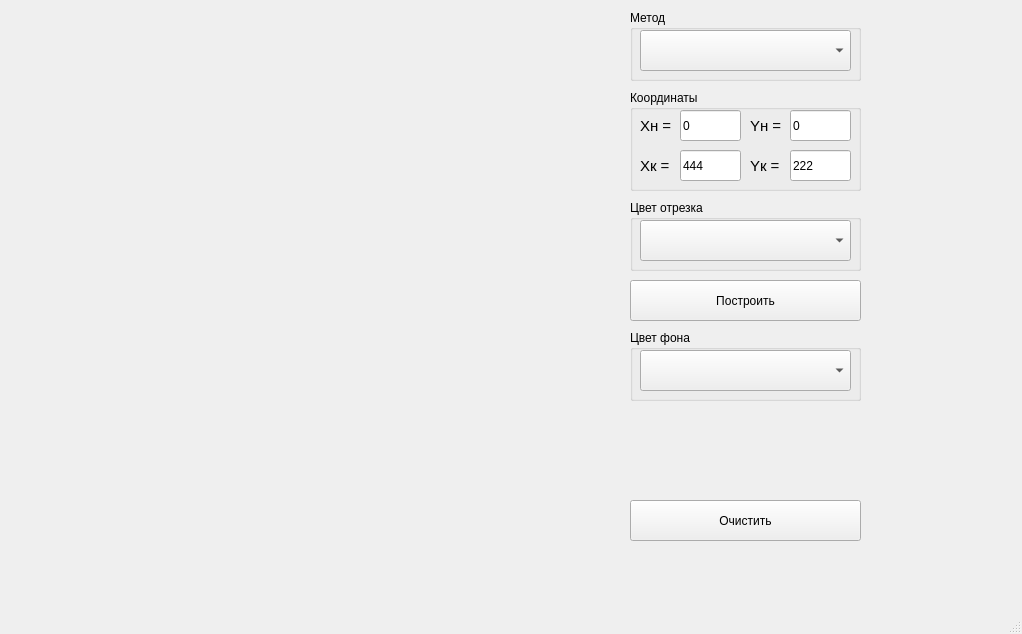
Before: the Qt Designer form lab3/mainwindow.ui in Inlucker/ComputerGraphics, drawn with Qt 5.
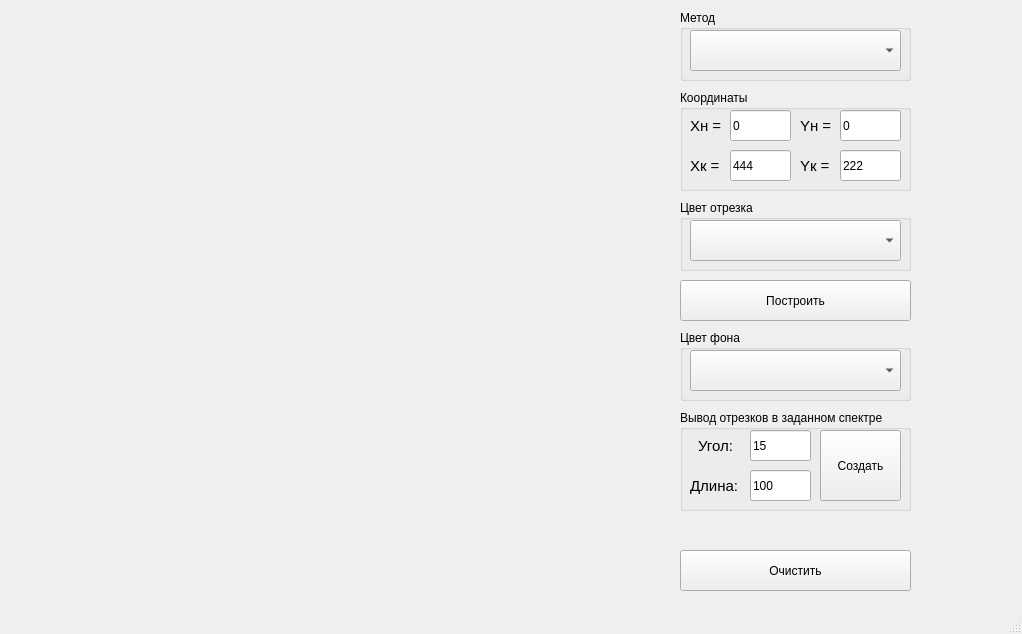
After: the same form once the commit is applied.

The edit to the form file:
```diff
--- a/lab3/mainwindow.ui
+++ b/lab3/mainwindow.ui
@@ -19,8 +19,8 @@
      <rect>
       <x>10</x>
       <y>10</y>
-      <width>611</width>
-      <height>531</height>
+      <width>661</width>
+      <height>581</height>
      </rect>
     </property>
     <layout class="QGridLayout" name="gridLayout"/>
@@ -28,7 +28,7 @@
    <widget class="QGroupBox" name="groupBox">
     <property name="geometry">
      <rect>
-      <x>630</x>
+      <x>680</x>
       <y>90</y>
       <width>231</width>
       <height>101</height>
@@ -165,7 +165,7 @@
    <widget class="QGroupBox" name="groupBox_2">
     <property name="geometry">
      <rect>
-      <x>630</x>
+      <x>680</x>
       <y>10</y>
       <width>231</width>
       <height>71</height>
@@ -188,7 +188,7 @@
    <widget class="QPushButton" name="draw_Btn">
     <property name="geometry">
      <rect>
-      <x>630</x>
+      <x>680</x>
       <y>280</y>
       <width>231</width>
       <height>41</height>
@@ -201,8 +201,8 @@
    <widget class="QPushButton" name="clean_Btn">
     <property name="geometry">
      <rect>
-      <x>630</x>
-      <y>500</y>
+      <x>680</x>
+      <y>550</y>
       <width>231</width>
       <height>41</height>
      </rect>
@@ -214,7 +214,7 @@
    <widget class="QGroupBox" name="groupBox_3">
     <property name="geometry">
      <rect>
-      <x>630</x>
+      <x>680</x>
       <y>200</y>
       <width>231</width>
       <height>71</height>
@@ -237,7 +237,7 @@
    <widget class="QGroupBox" name="groupBox_4">
     <property name="geometry">
      <rect>
-      <x>630</x>
+      <x>680</x>
       <y>330</y>
       <width>231</width>
       <height>71</height>
@@ -257,6 +257,97 @@
      </property>
     </widget>
    </widget>
+   <widget class="QGroupBox" name="groupBox_5">
+    <property name="geometry">
+     <rect>
+      <x>680</x>
+      <y>410</y>
+      <width>231</width>
+      <height>101</height>
+     </rect>
+    </property>
+    <property name="title">
+     <string>Вывод отрезков в заданном спектре</string>
+    </property>
+    <widget class="QLineEdit" name="Angle_Edit">
+     <property name="geometry">
+      <rect>
+       <x>70</x>
+       <y>20</y>
+       <width>61</width>
+       <height>31</height>
+      </rect>
+     </property>
+     <property name="text">
+      <string>15</string>
+     </property>
+    </widget>
+    <widget class="QLineEdit" name="Length_Edit">
+     <property name="geometry">
+      <rect>
+       <x>70</x>
+       <y>60</y>
+       <width>61</width>
+       <height>31</height>
+      </rect>
+     </property>
+     <property name="text">
+      <string>100</string>
+     </property>
+    </widget>
+    <widget class="QLabel" name="label_Angle">
+     <property name="geometry">
+      <rect>
+       <x>10</x>
+       <y>20</y>
+       <width>51</width>
+       <height>31</height>
+      </rect>
+     </property>
+     <property name="font">
+      <font>
+       <pointsize>11</pointsize>
+      </font>
+     </property>
+     <property name="text">
+      <string>Угол:</string>
+     </property>
+     <property name="alignment">
+      <set>Qt::AlignCenter</set>
+     </property>
+    </widget>
+    <widget class="QLabel" name="label_Length">
+     <property name="geometry">
+      <rect>
+       <x>10</x>
+       <y>60</y>
+       <width>51</width>
+       <height>31</height>
+      </rect>
+     </property>
+     <property name="font">
+      <font>
+       <pointsize>11</pointsize>
+      </font>
+     </property>
+     <property name="text">
+      <string>Длина:</string>
+     </property>
+    </widget>
+    <widget class="QPushButton" name="Create_Spectre_Btn">
+     <property name="geometry">
+      <rect>
+       <x>140</x>
+       <y>20</y>
+       <width>81</width>
+       <height>71</height>
+      </rect>
+     </property>
+     <property name="text">
+      <string>Создать</string>
+     </property>
+    </widget>
+   </widget>
   </widget>
   <widget class="QMenuBar" name="menubar">
    <property name="geometry">
```
